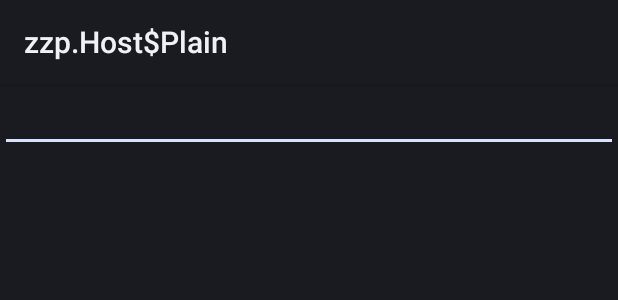
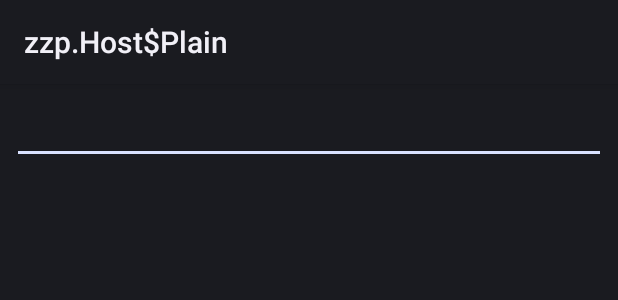
Before and after one commit to txusballesteros/Redux, an Android app: the layout dialog_add_todo.xml on its own in the app's theme, with its tools: preview values and no code run, on a phone screen of 412 x 824 dp. Shown: the top 300 px of the screen. Run offline under Robolectric (Android 15) with nearby library versions, the phone set to English and light mode, and no system bars.

Commit message:
Build Add Todo Action

```diff
--- a/features/todo-list/src/main/kotlin/com/txusballesteros/redux/todolist/presentation/TodoListPresenter.kt
+++ b/features/todo-list/src/main/kotlin/com/txusballesteros/redux/todolist/presentation/TodoListPresenter.kt
@@ -33,7 +33,7 @@ class TodoListPresenter(
     fun onAddTodoTap() = view?.showAddToDoDialog()
 
     fun addTodo(text: String) {
-        if (!text.isEmpty()) store.dispatch(AddTodoAction(text))
+        if (!text.isEmpty()) bg { store.dispatch(AddTodoAction(text)) }
     }
 
     interface View: Presenter.View {
--- a/features/todo-list/src/main/res/layout/dialog_add_todo.xml
+++ b/features/todo-list/src/main/res/layout/dialog_add_todo.xml
@@ -1,11 +1,12 @@
 <?xml version="1.0" encoding="utf-8"?>
-<android.support.constraint.ConstraintLayout xmlns:android="http://schemas.android.com/apk/res/android"
+<FrameLayout xmlns:android="http://schemas.android.com/apk/res/android"
     android:layout_width="match_parent"
     android:layout_height="match_parent">
 
     <EditText
         android:id="@+id/textView"
         android:layout_width="match_parent"
-        android:layout_height="wrap_content" />
+        android:layout_height="wrap_content"
+        android:layout_margin="8dp"/>
 
-</android.support.constraint.ConstraintLayout>
+</FrameLayout>
--- a/features/todo-list/src/main/res/layout/item_todo_list.xml
+++ b/features/todo-list/src/main/res/layout/item_todo_list.xml
@@ -12,7 +12,7 @@
         android:id="@+id/textView"
         android:layout_width="match_parent"
         android:layout_height="wrap_content"
-        android:minHeight="50dp"
+        android:minHeight="70dp"
         android:textSize="@dimen/text_size_normal"
         android:gravity="start|center_vertical"
         android:fontFamily="sans-serif"
```
